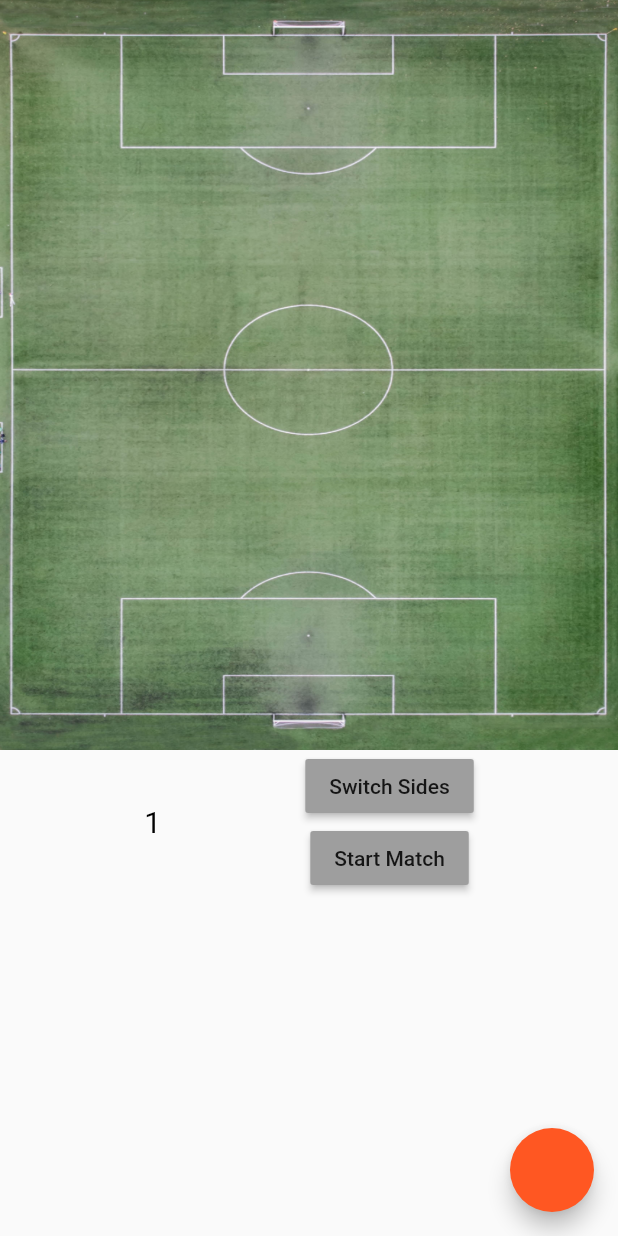
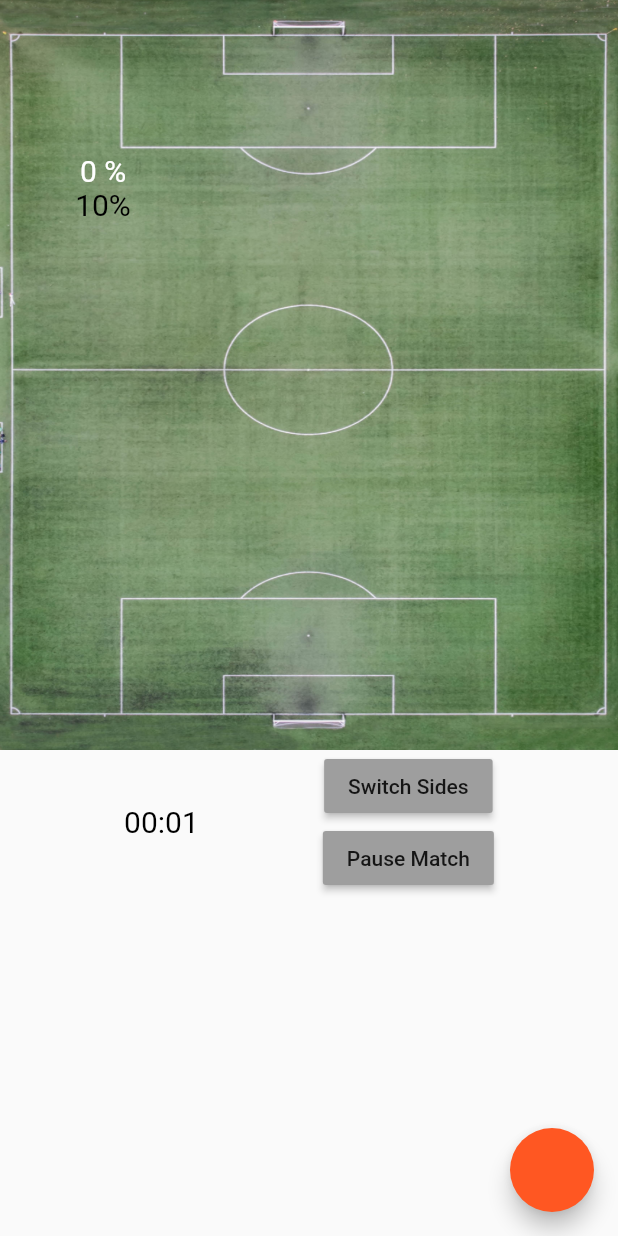
Before and after one commit to mariusschroeter/simple-football-tracker, a Flutter app: the AddMatchStartMatchScreen screen opened directly with empty values, after a tap on "Start Match", on a phone screen of 412 x 824 dp. Run offline on Flutter 3.47's test engine with Material 2 defaults, Android fonts, the phone set to English and light mode, and no system bars; our stand-ins replace flutter_svg; missing offline and left inert: image_size_getter; network calls fail.

Commit message:
#calculate percentage of zones #NEXT: do it for all zones
- added percentage for one zone
- formatted timer time

```diff
--- a/lib/screens/add_match_start_match.screen.dart
+++ b/lib/screens/add_match_start_match.screen.dart
@@ -72,11 +72,11 @@ class _AddMatchStartMatchScreenState extends State<AddMatchStartMatchScreen> {
 
   void startTimer() {
     const oneSec = const Duration(seconds: 1);
-    _timer = new Timer.periodic(
+    _timer = Timer.periodic(
       oneSec,
       (Timer timer) => setState(
         () {
-          if (_start > 180) {
+          if (_start > 179) {
             timer.cancel();
           } else {
             _start = _start + 1;
@@ -92,6 +92,13 @@ class _AddMatchStartMatchScreenState extends State<AddMatchStartMatchScreen> {
 
   void stopTimer() {
     _timer.cancel();
+  }
+
+  String _printDuration(Duration duration) {
+    String twoDigits(int n) => n.toString().padLeft(2, "0");
+    String twoDigitMinutes = twoDigits(duration.inMinutes.remainder(90));
+    String twoDigitSeconds = twoDigits(duration.inSeconds.remainder(60));
+    return "$twoDigitMinutes:$twoDigitSeconds";
   }
 
   //Nachspielzeit Timer
@@ -116,9 +123,7 @@ class _AddMatchStartMatchScreenState extends State<AddMatchStartMatchScreen> {
     final String awayTeam = widget.awayTeam.length > 15
         ? widget.awayTeam.substring(0, 15)
         : widget.awayTeam;
-    print(zones[0].homePercentage);
-    print(zones[1].homePercentage);
-    print(zones[2].homePercentage);
+    final time = _printDuration(Duration(seconds: _start));
     return Scaffold(
       body: SingleChildScrollView(
         child: Padding(
@@ -146,7 +151,6 @@ class _AddMatchStartMatchScreenState extends State<AddMatchStartMatchScreen> {
                             )
                           : NormalTextSize(
                               title: awayTeam,
-                              color: Colors.white,
                             ),
                     ),
                     Positioned(
@@ -157,7 +161,6 @@ class _AddMatchStartMatchScreenState extends State<AddMatchStartMatchScreen> {
                         child: _homeTopOfField
                             ? NormalTextSize(
                                 title: awayTeam,
-                                color: Colors.white,
                               )
                             : NormalTextSize(
                                 title: homeTeam,
@@ -172,9 +175,32 @@ class _AddMatchStartMatchScreenState extends State<AddMatchStartMatchScreen> {
                           children: [
                             InkWell(
                               onTap: () => setZoneActive(0),
-                              child: Container(
-                                height: 250,
-                                width: screenWidth / 3,
+                              child: Stack(
+                                children: [
+                                  Container(
+                                    color: _activeZone == zones[0]
+                                        ? Colors.green[100]
+                                        : Colors.transparent,
+                                    height: 250,
+                                    width: screenWidth / 3,
+                                  ),
+                                  Positioned.fill(
+                                    child: Column(
+                                      mainAxisAlignment:
+                                          MainAxisAlignment.center,
+                                      children: [
+                                        NormalTextSize(
+                                            color: Colors.white,
+                                            title: _start != 0 &&
+                                                    zones[0].homePercentage !=
+                                                        0.0
+                                                ? '${((zones[0].homePercentage / _start) * 100).toStringAsFixed(2)} %'
+                                                : '0 %'),
+                                        NormalTextSize(title: '10%'),
+                                      ],
+                                    ),
+                                  ),
+                                ],
                               ),
                             ),
                             InkWell(
@@ -196,18 +222,21 @@ class _AddMatchStartMatchScreenState extends State<AddMatchStartMatchScreen> {
                         Row(
                           children: [
                             InkWell(
+                              onTap: () => setZoneActive(3),
                               child: Container(
                                 height: 250,
                                 width: screenWidth / 3,
                               ),
                             ),
                             InkWell(
+                              onTap: () => setZoneActive(4),
                               child: Container(
                                 height: 250,
                                 width: screenWidth / 3,
                               ),
                             ),
                             InkWell(
+                              onTap: () => setZoneActive(5),
                               child: Container(
                                 height: 250,
                                 width: screenWidth / 3,
@@ -223,7 +252,7 @@ class _AddMatchStartMatchScreenState extends State<AddMatchStartMatchScreen> {
               Row(
                 mainAxisAlignment: MainAxisAlignment.spaceEvenly,
                 children: [
-                  NormalTextSize(title: '$_start'),
+                  NormalTextSize(title: '$time'),
                   Column(
                     children: [
                       RaisedButton(
@@ -234,7 +263,8 @@ class _AddMatchStartMatchScreenState extends State<AddMatchStartMatchScreen> {
                       RaisedButton(
                         color: Colors.grey,
                         onPressed: _start == 0 ? startTimer : stopTimer,
-                        child: Text('Start Match'),
+                        child:
+                            Text(_start == 0 ? 'Start Match' : 'Pause Match'),
                       ),
                     ],
                   ),
```
